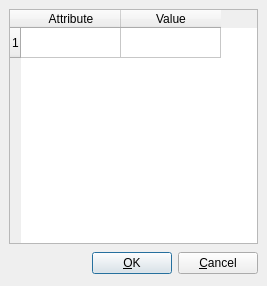
The window that src/ui/qgsattributedialogbase.ui (kadas-albireo/kadas-albireo) describes before a commit, drawn with Qt 5.
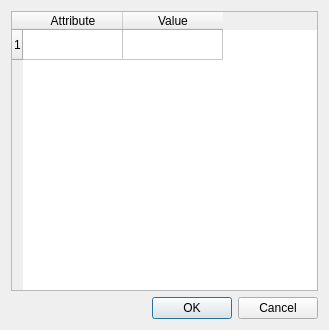
The same window after the commit.

Commit message:
Numerous changes in GUI HIG revision:  - use buttonbox instead of free roaming buttons  - All labels updated for consistency  - improve alignment and layouts for unique vale, cont col, etc in vector props  - use style sheets in vect and raster properties and update these reports so they are visually consistent with each other  - In qgsabout clean up layout and also show addition info relating to qt db and image plugins in providers tab (which will be renamed)
Please note this work is ongoing and not the final product yet.

Diff of the .ui file:
```diff
--- a/src/ui/qgsattributedialogbase.ui
+++ b/src/ui/qgsattributedialogbase.ui
@@ -5,21 +5,15 @@
    <rect>
     <x>0</x>
     <y>0</y>
-    <width>267</width>
-    <height>286</height>
+    <width>329</width>
+    <height>330</height>
    </rect>
   </property>
   <property name="windowTitle" >
    <string>Enter Attribute Values</string>
   </property>
   <layout class="QGridLayout" >
-   <property name="margin" >
-    <number>9</number>
-   </property>
-   <property name="spacing" >
-    <number>6</number>
-   </property>
-   <item row="0" column="0" colspan="3" >
+   <item row="0" column="0" >
     <widget class="QTableWidget" name="mTable" >
      <property name="columnCount" >
       <number>2</number>
@@ -41,35 +35,12 @@
      </column>
     </widget>
    </item>
-   <item row="1" column="1" >
-    <widget class="QPushButton" name="mOkButton" >
-     <property name="text" >
-      <string>&amp;OK</string>
-     </property>
-    </widget>
-   </item>
-   <item row="1" column="2" >
-    <widget class="QPushButton" name="mCancelButton" >
-     <property name="text" >
-      <string>&amp;Cancel</string>
-     </property>
-    </widget>
-   </item>
    <item row="1" column="0" >
-    <spacer>
-     <property name="orientation" >
-      <enum>Qt::Horizontal</enum>
+    <widget class="QDialogButtonBox" name="buttonBox" >
+     <property name="standardButtons" >
+      <set>QDialogButtonBox::Cancel|QDialogButtonBox::NoButton|QDialogButtonBox::Ok</set>
      </property>
-     <property name="sizeType" >
-      <enum>QSizePolicy::Expanding</enum>
-     </property>
-     <property name="sizeHint" >
-      <size>
-       <width>55</width>
-       <height>27</height>
-      </size>
-     </property>
-    </spacer>
+    </widget>
    </item>
   </layout>
  </widget>
```
Left out of the diff: 26 changed lines with no effect on the pictures. The commit also changes 29 other files.
